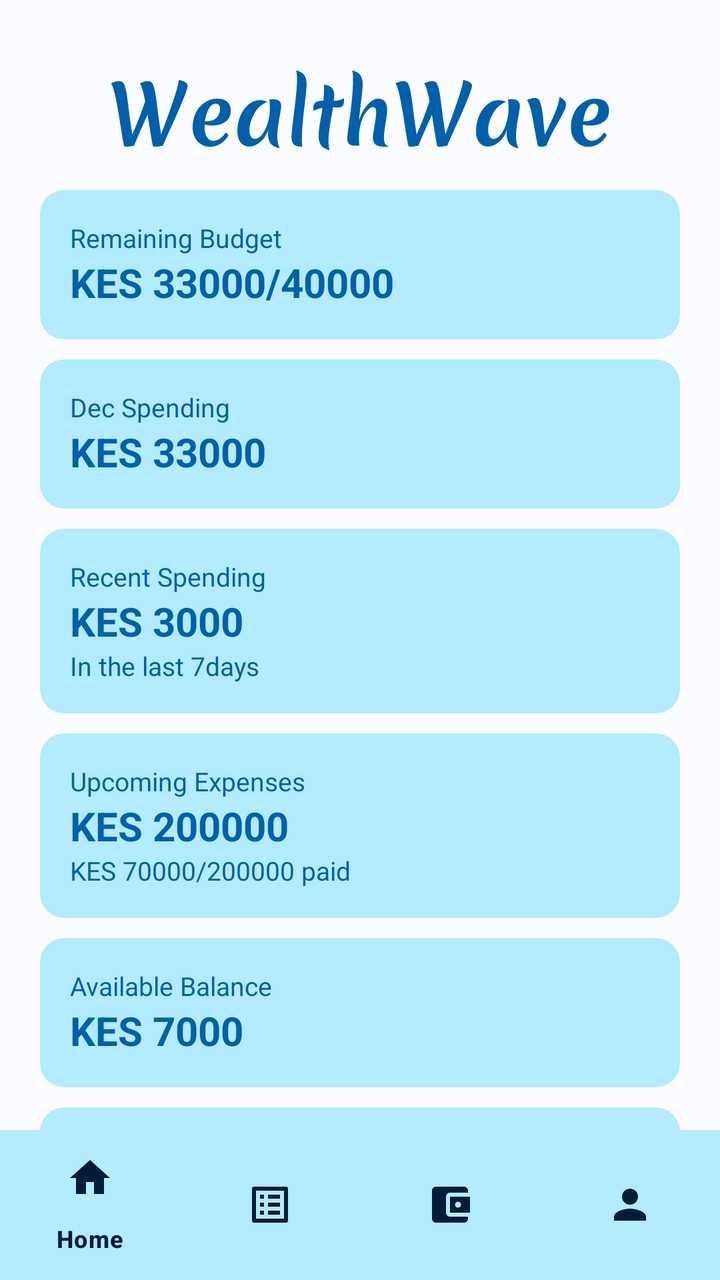
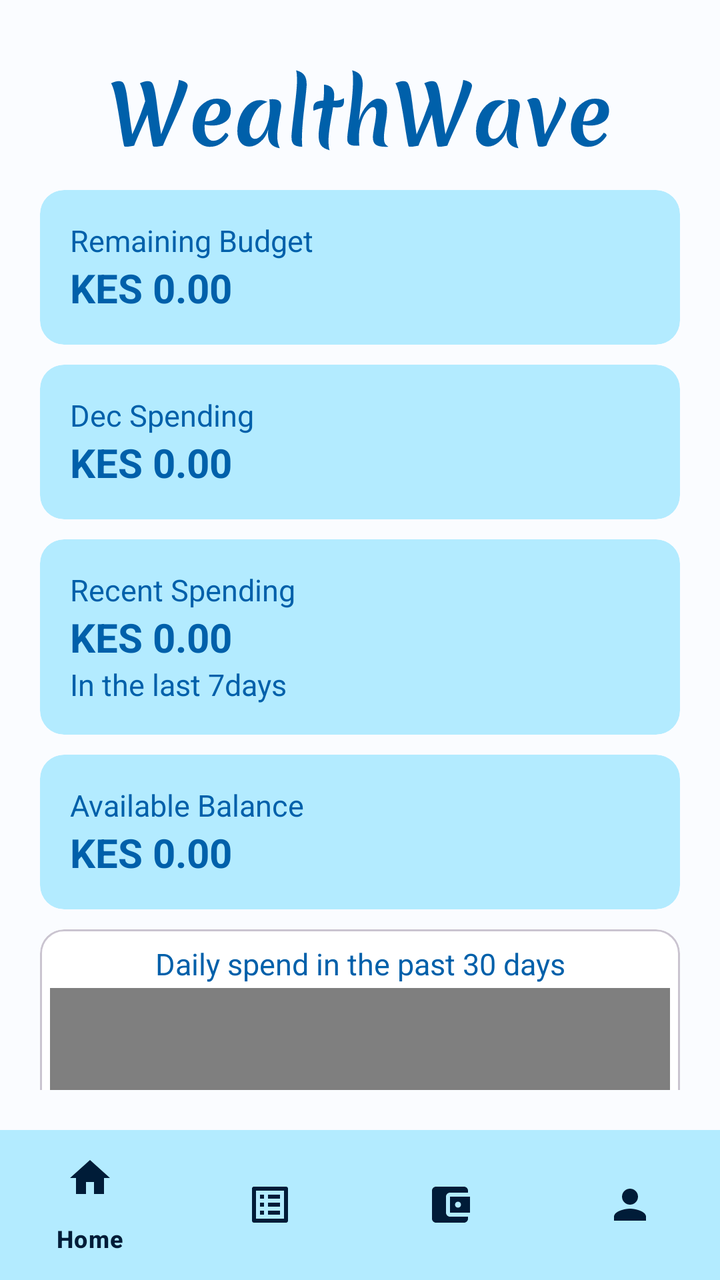

Compare the two renders of this Android layout. The source of the first and the diff that turns it into the second are given below.
<!-- AndroidManifest.xml: application theme AppTheme -->
<!-- res/layout/activity_dashboard.xml -->
<?xml version="1.0" encoding="utf-8"?>
<LinearLayout xmlns:android="http://schemas.android.com/apk/res/android"
    xmlns:app="http://schemas.android.com/apk/res-auto"
    xmlns:tools="http://schemas.android.com/tools"
    android:layout_width="match_parent"
    android:layout_height="match_parent"
    android:background="@color/md_theme_light_background"
    android:orientation="vertical"
    tools:context=".DashboardActivity">
    <ScrollView
        android:layout_width="match_parent"
        android:layout_height="0dp"
        android:scrollbars="none"
        android:layout_weight="1">
    <LinearLayout
        android:id="@+id/content"
        android:layout_width="match_parent"
        android:layout_height="0dp"
        android:padding="20dp"
        android:isScrollContainer="true"
        android:orientation="vertical">
        <RelativeLayout
            android:layout_width="match_parent"
            android:layout_height="wrap_content">
            <ImageView
                android:layout_width="250dp"
                android:layout_height="70dp"
                android:layout_centerInParent="true"
                android:src="@drawable/wealthwave_logo"
                android:contentDescription="@string/app_name" />
        </RelativeLayout>
        <com.google.android.material.card.MaterialCardView
            style="@style/Widget.Material3.CardView.Filled"
            android:layout_width="match_parent"
            android:layout_height="wrap_content"
            android:layout_marginVertical="5dp"
            android:backgroundTint="@color/md_theme_light_secondaryContainer">
            <RelativeLayout
                android:layout_width="match_parent"
                android:layout_height="wrap_content"
                android:padding="15dp"
                >
                <TextView
                    android:id="@+id/amount_text"
                    android:layout_width="match_parent"
                    android:layout_height="wrap_content"
                    android:layout_alignParentStart="true"
                    android:text="Remaining Budget"
                    android:textSize="13sp"
                    android:textColor="@color/md_theme_light_primary"/>
                <TextView
                    android:id="@+id/amount"
                    android:layout_width="match_parent"
                    android:layout_height="wrap_content"
                    android:layout_alignParentStart="true"
                    android:layout_below="@+id/amount_text"
                    android:text="KES 33000/40000"
                    android:textSize="20sp"
                    android:textStyle="bold"
                    android:textColor="@color/md_theme_light_primary"/>
            </RelativeLayout>
        </com.google.android.material.card.MaterialCardView>
        <com.google.android.material.card.MaterialCardView
            style="@style/Widget.Material3.CardView.Filled"
            android:layout_width="match_parent"
            android:layout_height="wrap_content"
            android:layout_marginVertical="5dp"
            android:backgroundTint="@color/md_theme_light_secondaryContainer"
            >
            <RelativeLayout
                android:layout_width="match_parent"
                android:layout_height="wrap_content"
                android:padding="15dp">
                <TextView
                    android:id="@+id/spend_text"
                    android:layout_width="match_parent"
                    android:layout_height="wrap_content"
                    android:layout_alignParentStart="true"
                    android:text="Dec Spending"
                    android:textSize="13sp"
                    android:textColor="@color/md_theme_light_primary"/>
                <TextView
                    android:id="@+id/amount_spent"
                    android:layout_width="match_parent"
                    android:layout_height="wrap_content"
                    android:layout_alignParentStart="true"
                    android:layout_below="@+id/spend_text"
                    android:text="KES 33000"
                    android:textSize="20sp"
                    android:textStyle="bold"
                    android:textColor="@color/md_theme_light_primary"/>
            </RelativeLayout>
        </com.google.android.material.card.MaterialCardView>
        <com.google.android.material.card.MaterialCardView
            style="@style/Widget.Material3.CardView.Filled"
            android:layout_width="match_parent"
            android:layout_height="wrap_content"
            android:layout_marginVertical="5dp"
            android:backgroundTint="@color/md_theme_light_secondaryContainer">
            <RelativeLayout
                android:layout_width="match_parent"
                android:layout_height="wrap_content"
                android:padding="15dp">
                <TextView
                    android:id="@+id/recent_spend_text"
                    android:layout_width="match_parent"
                    android:layout_height="wrap_content"
                    android:layout_alignParentStart="true"
                    android:text="Recent Spending"
                    android:textSize="13sp"
                    android:textColor="@color/md_theme_light_primary"/>
                <TextView
                    android:id="@+id/recent_spend_amount"
                    android:layout_width="match_parent"
                    android:layout_height="wrap_content"
                    android:layout_alignParentStart="true"
                    android:layout_below="@+id/recent_spend_text"
                    android:text="KES 3000"
                    android:textSize="20sp"
                    android:textStyle="bold"
                    android:textColor="@color/md_theme_light_primary"/>
                <TextView
                    android:id="@+id/time_in_days"
                    android:layout_width="match_parent"
                    android:layout_height="wrap_content"
                    android:layout_alignParentStart="true"
                    android:layout_below="@+id/recent_spend_amount"
                    android:text="In the last 7days"
                    android:textSize="13sp"
                    android:textColor="@color/md_theme_light_primary"/>
            </RelativeLayout>
        </com.google.android.material.card.MaterialCardView>
        <com.google.android.material.card.MaterialCardView
            style="@style/Widget.Material3.CardView.Filled"
            android:layout_width="match_parent"
            android:layout_height="wrap_content"
            android:layout_marginVertical="5dp"
            android:backgroundTint="@color/md_theme_light_secondaryContainer">
            <RelativeLayout
                android:layout_width="match_parent"
                android:layout_height="wrap_content"
                android:padding="15dp">
                <TextView
                    android:id="@+id/expense_label"
                    android:layout_width="match_parent"
                    android:layout_height="wrap_content"
                    android:layout_alignParentStart="true"
                    android:text="Upcoming Expenses"
                    android:textColor="@color/md_theme_light_primary"
                    android:textSize="13sp"/>
                <TextView
                    android:id="@+id/expense_amount"
                    android:layout_width="match_parent"
                    android:layout_height="wrap_content"
                    android:layout_alignParentStart="true"
                    android:layout_below="@id/expense_label"
                    android:text="KES 200000"
                    android:textSize="20sp"
                    android:textStyle="bold"
                    android:textColor="@color/md_theme_light_primary"
                    />
                <TextView
                    android:layout_width="match_parent"
                    android:layout_height="wrap_content"
                    android:layout_alignParentStart="true"
                    android:layout_below="@+id/expense_amount"
                    android:text="KES 70000/200000 paid"
                    android:textSize="13sp"
                    android:textColor="@color/md_theme_light_primary"/>
            </RelativeLayout>
        </com.google.android.material.card.MaterialCardView>
        <com.google.android.material.card.MaterialCardView
            style="@style/Widget.Material3.CardView.Filled"
            android:layout_width="match_parent"
            android:layout_height="wrap_content"
            android:layout_marginVertical="5dp"
            android:backgroundTint="@color/md_theme_light_secondaryContainer">
            <RelativeLayout
                android:layout_width="match_parent"
                android:layout_height="wrap_content"
                android:padding="15dp">
                <TextView
                    android:id="@+id/balance_label"
                    android:layout_width="match_parent"
                    android:layout_height="wrap_content"
                    android:layout_alignParentStart="true"
                    android:text="Available Balance"
                    android:textSize="13sp"
                    android:textColor="@color/md_theme_light_primary"/>
                <TextView
                    android:id="@+id/balance_amount"
                    android:layout_width="match_parent"
                    android:layout_height="wrap_content"
                    android:layout_alignParentStart="true"
                    android:layout_below="@+id/balance_label"
                    android:text="KES 7000"
                    android:textSize="20sp"
                    android:textStyle="bold"
                    android:textColor="@color/md_theme_light_primary"/>
            </RelativeLayout>
        </com.google.android.material.card.MaterialCardView>
        <com.google.android.material.card.MaterialCardView
            style="@style/Widget.Material3.CardView.Filled"
            android:layout_width="match_parent"
            android:layout_height="wrap_content"
            android:layout_marginVertical="5dp"
            android:backgroundTint="@color/md_theme_light_secondaryContainer">
            <RelativeLayout
                android:layout_width="match_parent"
                android:layout_height="wrap_content"
                android:padding="15dp">
                <TextView
                    android:id="@+id/cash_flow_label"
                    android:layout_width="match_parent"
                    android:layout_height="wrap_content"
                    android:layout_alignParentStart="true"
                    android:text="Recent Spending"
                    android:textSize="13sp"
                    android:textColor="@color/md_theme_light_primary"/>
                <RelativeLayout
                    android:id="@+id/cash_flow_layout"
                    android:layout_width="match_parent"
                    android:layout_height="wrap_content"
                    android:layout_below="@+id/cash_flow_label">
                    <TextView
                        android:id="@+id/cash_flow_symbol"
                        android:layout_width="wrap_content"
                        android:layout_height="wrap_content"
                        android:layout_marginEnd="5dp"
                        android:layout_alignParentStart="true"
                        android:text="+"
                        android:textSize="20sp"
                        android:textStyle="bold"
                        android:textColor="@color/md_theme_light_primary"/>
                    <TextView
                        android:id="@+id/cash_flow_amount"
                        android:layout_width="wrap_content"
                        android:layout_height="wrap_content"
                        android:layout_toEndOf="@+id/cash_flow_symbol"
                        android:text="KES 30000"
                        android:textSize="20sp"
                        android:textStyle="bold"
                        android:textColor="@color/md_theme_light_primary"/>
                </RelativeLayout>
                <TextView
                    android:id="@+id/income_cash_flow"
                    android:layout_width="match_parent"
                    android:layout_height="wrap_content"
                    android:layout_alignParentStart="true"
                    android:layout_below="@+id/cash_flow_layout"
                    android:text="@string/income_text"
                    android:textSize="13sp"
                    android:textColor="@color/md_theme_light_primary"/>
            </RelativeLayout>
        </com.google.android.material.card.MaterialCardView>
    </LinearLayout>
    </ScrollView>
    <com.google.android.material.bottomnavigation.BottomNavigationView
        android:id="@+id/bottom_navigation"
        android:layout_width="match_parent"
        android:layout_height="75dp"
        android:background="@color/md_theme_light_secondaryContainer"
        android:elevation="0dp"
        app:itemIconTint="@color/md_theme_light_onPrimaryContainer"
        app:itemTextColor="@color/md_theme_light_onPrimaryContainer"
        android:layout_gravity="bottom"
        app:menu="@menu/bottom_nav_menu"/>
</LinearLayout>
<!-- resources referenced by this layout -->
<resources>
  <color name="md_theme_light_background">#FAFCFF</color>
  <color name="md_theme_light_onPrimaryContainer">#001C38</color>
  <color name="md_theme_light_primary">#0060AA</color>
  <color name="md_theme_light_secondaryContainer">#B3EBFF</color>
  <string name="app_name">WealthWave</string>
  <string name="income_text">Income KES 200000.00</string>
  <color name="md_theme_light_onPrimary">#FFFFFF</color>
  <color name="md_theme_light_primaryContainer">#D3E4FF</color>
  <color name="md_theme_light_secondary">#00677D</color>
  <color name="md_theme_light_onSecondary">#FFFFFF</color>
  <color name="md_theme_light_onSecondaryContainer">#001F27</color>
  <color name="md_theme_light_tertiary">#00639A</color>
  <color name="md_theme_light_onTertiary">#FFFFFF</color>
  <color name="md_theme_light_tertiaryContainer">#CEE5FF</color>
  <color name="md_theme_light_onTertiaryContainer">#001D32</color>
  <color name="md_theme_light_error">#BA1A1A</color>
  <color name="md_theme_light_errorContainer">#FFDAD6</color>
  <color name="md_theme_light_onError">#FFFFFF</color>
  <color name="md_theme_light_onErrorContainer">#410002</color>
  <color name="md_theme_light_onBackground">#001F2A</color>
  <color name="md_theme_light_surface">#FAFCFF</color>
  <color name="md_theme_light_onSurface">#001F2A</color>
  <color name="md_theme_light_surfaceVariant">#DFE2EB</color>
  <color name="md_theme_light_onSurfaceVariant">#43474E</color>
  <color name="md_theme_light_outline">#73777F</color>
  <color name="md_theme_light_inverseOnSurface">#E1F4FF</color>
  <color name="md_theme_light_inverseSurface">#003547</color>
  <color name="md_theme_light_inversePrimary">#A2C9FF</color>
  <!-- unchanged entries left out for length: 2 -->
</resources>

<!-- the commit's change to res/layout/activity_dashboard.xml (unified diff, before → after) -->
@@ -7,262 +7,304 @@
     android:background="@color/md_theme_light_background"
     android:orientation="vertical"
     tools:context=".DashboardActivity">
-    <ScrollView
-        android:layout_width="match_parent"
-        android:layout_height="0dp"
-        android:scrollbars="none"
-        android:layout_weight="1">
+
     <LinearLayout
         android:id="@+id/content"
         android:layout_width="match_parent"
         android:layout_height="0dp"
-        android:padding="20dp"
+        android:layout_weight="1"
         android:isScrollContainer="true"
-        android:orientation="vertical">
+        android:orientation="vertical"
+        android:padding="20dp">
+
         <RelativeLayout
             android:layout_width="match_parent"
             android:layout_height="wrap_content">
+
             <ImageView
                 android:layout_width="250dp"
                 android:layout_height="70dp"
                 android:layout_centerInParent="true"
-                android:src="@drawable/wealthwave_logo"
-                android:contentDescription="@string/app_name" />
+                android:contentDescription="@string/app_name"
+                android:src="@drawable/wealthwave_logo" />
         </RelativeLayout>
+
         <com.google.android.material.card.MaterialCardView
             style="@style/Widget.Material3.CardView.Filled"
             android:layout_width="match_parent"
             android:layout_height="wrap_content"
             android:layout_marginVertical="5dp"
             android:backgroundTint="@color/md_theme_light_secondaryContainer">
-            <RelativeLayout
-                android:layout_width="match_parent"
-                android:layout_height="wrap_content"
-                android:padding="15dp"
-                >
-                <TextView
-                    android:id="@+id/amount_text"
-                    android:layout_width="match_parent"
-                    android:layout_height="wrap_content"
-                    android:layout_alignParentStart="true"
-                    android:text="Remaining Budget"
-                    android:textSize="13sp"
-                    android:textColor="@color/md_theme_light_primary"/>
-                <TextView
-                    android:id="@+id/amount"
-                    android:layout_width="match_parent"
-                    android:layout_height="wrap_content"
-                    android:layout_alignParentStart="true"
-                    android:layout_below="@+id/amount_text"
-                    android:text="KES 33000/40000"
-                    android:textSize="20sp"
-                    android:textStyle="bold"
-                    android:textColor="@color/md_theme_light_primary"/>
-            </RelativeLayout>
-        </com.google.android.material.card.MaterialCardView>
-        <com.google.android.material.card.MaterialCardView
-            style="@style/Widget.Material3.CardView.Filled"
-            android:layout_width="match_parent"
-            android:layout_height="wrap_content"
-            android:layout_marginVertical="5dp"
-            android:backgroundTint="@color/md_theme_light_secondaryContainer"
-            >
+
             <RelativeLayout
                 android:layout_width="match_parent"
                 android:layout_height="wrap_content"
                 android:padding="15dp">
-                <TextView
-                    android:id="@+id/spend_text"
-                    android:layout_width="match_parent"
-                    android:layout_height="wrap_content"
-                    android:layout_alignParentStart="true"
-                    android:text="Dec Spending"
-                    android:textSize="13sp"
-                    android:textColor="@color/md_theme_light_primary"/>
-                <TextView
-                    android:id="@+id/amount_spent"
-                    android:layout_width="match_parent"
-                    android:layout_height="wrap_content"
-                    android:layout_alignParentStart="true"
-                    android:layout_below="@+id/spend_text"
-                    android:text="KES 33000"
+
+                <TextView
+                    android:id="@+id/amount_text"
+                    android:layout_width="match_parent"
+                    android:layout_height="wrap_content"
+                    android:layout_alignParentStart="true"
+                    android:text="Remaining Budget"
+                    android:textColor="@color/md_theme_light_primary"
+                    android:textSize="15sp" />
+
+                <TextView
+                    android:id="@+id/amount"
+                    android:layout_width="match_parent"
+                    android:layout_height="wrap_content"
+                    android:layout_below="@+id/amount_text"
+                    android:layout_alignParentStart="true"
+                    android:text="@string/zero_amt"
+                    android:textColor="@color/md_theme_light_primary"
                     android:textSize="20sp"
-                    android:textStyle="bold"
-                    android:textColor="@color/md_theme_light_primary"/>
+                    android:textStyle="bold" />
             </RelativeLayout>
         </com.google.android.material.card.MaterialCardView>
+
         <com.google.android.material.card.MaterialCardView
             style="@style/Widget.Material3.CardView.Filled"
             android:layout_width="match_parent"
             android:layout_height="wrap_content"
             android:layout_marginVertical="5dp"
             android:backgroundTint="@color/md_theme_light_secondaryContainer">
+
             <RelativeLayout
                 android:layout_width="match_parent"
                 android:layout_height="wrap_content"
                 android:padding="15dp">
-                <TextView
-                    android:id="@+id/recent_spend_text"
-                    android:layout_width="match_parent"
-                    android:layout_height="wrap_content"
-                    android:layout_alignParentStart="true"
-                    android:text="Recent Spending"
-                    android:textSize="13sp"
-                    android:textColor="@color/md_theme_light_primary"/>
-                <TextView
-                    android:id="@+id/recent_spend_amount"
-                    android:layout_width="match_parent"
-                    android:layout_height="wrap_content"
-                    android:layout_alignParentStart="true"
-                    android:layout_below="@+id/recent_spend_text"
-                    android:text="KES 3000"
+
+                <TextView
+                    android:id="@+id/spend_text"
+                    android:layout_width="match_parent"
+                    android:layout_height="wrap_content"
+                    android:layout_alignParentStart="true"
+                    android:text="Dec Spending"
+                    android:textColor="@color/md_theme_light_primary"
+                    android:textSize="15sp" />
+
+                <TextView
+                    android:id="@+id/amount_spent"
+                    android:layout_width="match_parent"
+                    android:layout_height="wrap_content"
+                    android:layout_below="@+id/spend_text"
+                    android:layout_alignParentStart="true"
+                    android:text="@string/zero_amt"
+                    android:textColor="@color/md_theme_light_primary"
                     android:textSize="20sp"
-                    android:textStyle="bold"
-                    android:textColor="@color/md_theme_light_primary"/>
-                <TextView
-                    android:id="@+id/time_in_days"
-                    android:layout_width="match_parent"
-                    android:layout_height="wrap_content"
-                    android:layout_alignParentStart="true"
-                    android:layout_below="@+id/recent_spend_amount"
-                    android:text="In the last 7days"
-                    android:textSize="13sp"
-                    android:textColor="@color/md_theme_light_primary"/>
+                    android:textStyle="bold" />
             </RelativeLayout>
         </com.google.android.material.card.MaterialCardView>
+
         <com.google.android.material.card.MaterialCardView
             style="@style/Widget.Material3.CardView.Filled"
             android:layout_width="match_parent"
             android:layout_height="wrap_content"
             android:layout_marginVertical="5dp"
             android:backgroundTint="@color/md_theme_light_secondaryContainer">
+
             <RelativeLayout
                 android:layout_width="match_parent"
                 android:layout_height="wrap_content"
                 android:padding="15dp">
-                <TextView
-                    android:id="@+id/expense_label"
-                    android:layout_width="match_parent"
-                    android:layout_height="wrap_content"
-                    android:layout_alignParentStart="true"
-                    android:text="Upcoming Expenses"
-                    android:textColor="@color/md_theme_light_primary"
-                    android:textSize="13sp"/>
-                <TextView
-                    android:id="@+id/expense_amount"
-                    android:layout_width="match_parent"
-                    android:layout_height="wrap_content"
-                    android:layout_alignParentStart="true"
-                    android:layout_below="@id/expense_label"
-                    android:text="KES 200000"
+
+                <TextView
+                    android:id="@+id/recent_spend_text"
+                    android:layout_width="match_parent"
+                    android:layout_height="wrap_content"
+                    android:layout_alignParentStart="true"
+                    android:text="Recent Spending"
+                    android:textColor="@color/md_theme_light_primary"
+                    android:textSize="15sp" />
+
+                <TextView
+                    android:id="@+id/recent_spend_amount"
+                    android:layout_width="match_parent"
+                    android:layout_height="wrap_content"
+                    android:layout_below="@+id/recent_spend_text"
+                    android:layout_alignParentStart="true"
+                    android:text="@string/zero_amt"
+                    android:textColor="@color/md_theme_light_primary"
                     android:textSize="20sp"
-                    android:textStyle="bold"
-                    android:textColor="@color/md_theme_light_primary"
-                    />
-                <TextView
-                    android:layout_width="match_parent"
-                    android:layout_height="wrap_content"
-                    android:layout_alignParentStart="true"
-                    android:layout_below="@+id/expense_amount"
-                    android:text="KES 70000/200000 paid"
-                    android:textSize="13sp"
-                    android:textColor="@color/md_theme_light_primary"/>
+                    android:textStyle="bold" />
+
+                <TextView
+                    android:id="@+id/time_in_days"
+                    android:layout_width="match_parent"
+                    android:layout_height="wrap_content"
+                    android:layout_below="@+id/recent_spend_amount"
+                    android:layout_alignParentStart="true"
+                    android:text="In the last 7days"
+                    android:textColor="@color/md_theme_light_primary"
+                    android:textSize="15sp" />
             </RelativeLayout>
         </com.google.android.material.card.MaterialCardView>
+        
+        
+        
+        
+        
+        
+        
+        
+        
+        
+        
+        
+        
+        
+        
+        
+        
+        
+        
+        
+        
+        
+        
+        
+        
+        
+        
+        
+        
+        
+        
+        
+        
+        
+        
+        
+        
+        
+        
         <com.google.android.material.card.MaterialCardView
             style="@style/Widget.Material3.CardView.Filled"
             android:layout_width="match_parent"
             android:layout_height="wrap_content"
             android:layout_marginVertical="5dp"
             android:backgroundTint="@color/md_theme_light_secondaryContainer">
+
             <RelativeLayout
                 android:layout_width="match_parent"
                 android:layout_height="wrap_content"
                 android:padding="15dp">
+
                 <TextView
                     android:id="@+id/balance_label"
                     android:layout_width="match_parent"
                     android:layout_height="wrap_content"
                     android:layout_alignParentStart="true"
                     android:text="Available Balance"
-                    android:textSize="13sp"
-                    android:textColor="@color/md_theme_light_primary"/>
+                    android:textColor="@color/md_theme_light_primary"
+                    android:textSize="15sp" />
+
                 <TextView
                     android:id="@+id/balance_amount"
                     android:layout_width="match_parent"
                     android:layout_height="wrap_content"
-                    android:layout_alignParentStart="true"
                     android:layout_below="@+id/balance_label"
-                    android:text="KES 7000"
+                    android:layout_alignParentStart="true"
+                    android:text="@string/zero_amt"
+                    android:textColor="@color/md_theme_light_primary"
                     android:textSize="20sp"
-                    android:textStyle="bold"
-                    android:textColor="@color/md_theme_light_primary"/>
+                    android:textStyle="bold" />
             </RelativeLayout>
         </com.google.android.material.card.MaterialCardView>
-        <com.google.android.material.card.MaterialCardView
-            style="@style/Widget.Material3.CardView.Filled"
-            android:layout_width="match_parent"
-            android:layout_height="wrap_content"
-            android:layout_marginVertical="5dp"
-            android:backgroundTint="@color/md_theme_light_secondaryContainer">
-            <RelativeLayout
-                android:layout_width="match_parent"
-                android:layout_height="wrap_content"
-                android:padding="15dp">
-                <TextView
-                    android:id="@+id/cash_flow_label"
-                    android:layout_width="match_parent"
-                    android:layout_height="wrap_content"
-                    android:layout_alignParentStart="true"
-                    android:text="Recent Spending"
-                    android:textSize="13sp"
-                    android:textColor="@color/md_theme_light_primary"/>
-                <RelativeLayout
-                    android:id="@+id/cash_flow_layout"
-                    android:layout_width="match_parent"
-                    android:layout_height="wrap_content"
-                    android:layout_below="@+id/cash_flow_label">
-                    <TextView
-                        android:id="@+id/cash_flow_symbol"
-                        android:layout_width="wrap_content"
-                        android:layout_height="wrap_content"
-                        android:layout_marginEnd="5dp"
-                        android:layout_alignParentStart="true"
-                        android:text="+"
-                        android:textSize="20sp"
-                        android:textStyle="bold"
-                        android:textColor="@color/md_theme_light_primary"/>
-                    <TextView
-                        android:id="@+id/cash_flow_amount"
-                        android:layout_width="wrap_content"
-                        android:layout_height="wrap_content"
-                        android:layout_toEndOf="@+id/cash_flow_symbol"
-                        android:text="KES 30000"
-                        android:textSize="20sp"
-                        android:textStyle="bold"
-                        android:textColor="@color/md_theme_light_primary"/>
-                </RelativeLayout>
-                <TextView
-                    android:id="@+id/income_cash_flow"
-                    android:layout_width="match_parent"
-                    android:layout_height="wrap_content"
-                    android:layout_alignParentStart="true"
-                    android:layout_below="@+id/cash_flow_layout"
-                    android:text="@string/income_text"
-                    android:textSize="13sp"
-                    android:textColor="@color/md_theme_light_primary"/>
-            </RelativeLayout>
+        
+        
+        
+        
+        
+        
+        
+        
+        
+        
+        
+        
+        
+        
+        
+        
+        
+        
+        
+        
+        
+        
+        
+        
+        
+        
+        
+        
+        
+        
+        
+        
+        
+        
+        
+        
+        
+        
+        
+        
+        
+        
+        
+        
+        
+        
+        
+        
+        
+        
+        
+        
+        
+        
+        <com.google.android.material.card.MaterialCardView
+            style="@style/Widget.Material3.CardView.Outlined"
+            android:layout_width="match_parent"
+            android:layout_height="350dp"
+            android:layout_marginVertical="5dp"
+            android:backgroundTint="@color/md_theme_light_onPrimary">
+
+            <LinearLayout
+                android:layout_width="match_parent"
+                android:layout_height="match_parent"
+                android:orientation="vertical"
+                android:padding="5dp">
+
+                <TextView
+                    android:id="@+id/cash_flow_amount"
+                    android:layout_width="match_parent"
+                    android:layout_height="wrap_content"
+                    android:layout_marginVertical="2dp"
+                    android:textAlignment="center"
+                    android:text="Daily spend in the past 30 days"
+                    android:textColor="@color/md_theme_light_primary"
+                    android:textSize="15sp" />
+
+                <com.github.mikephil.charting.charts.BarChart
+                    android:id="@+id/bar_chart"
+                    android:layout_width="match_parent"
+                    android:layout_height="match_parent" />
+            </LinearLayout>
         </com.google.android.material.card.MaterialCardView>
     </LinearLayout>
-    </ScrollView>
+
     <com.google.android.material.bottomnavigation.BottomNavigationView
         android:id="@+id/bottom_navigation"
         android:layout_width="match_parent"
         android:layout_height="75dp"
+        android:layout_gravity="bottom"
         android:background="@color/md_theme_light_secondaryContainer"
         android:elevation="0dp"
         app:itemIconTint="@color/md_theme_light_onPrimaryContainer"
         app:itemTextColor="@color/md_theme_light_onPrimaryContainer"
-        android:layout_gravity="bottom"
-        app:menu="@menu/bottom_nav_menu"/>
+        app:menu="@menu/bottom_nav_menu" />
 </LinearLayout>
<!-- resource entries referenced after the edit -->
@@ -5,7 +5,7 @@
   <color name="md_theme_light_primary">#0060AA</color>
   <color name="md_theme_light_secondaryContainer">#B3EBFF</color>
   <string name="app_name">WealthWave</string>
-  <string name="income_text">Income KES 200000.00</string>
+  <string name="zero_amt">KES 0.00</string>
   <color name="md_theme_light_onPrimary">#FFFFFF</color>
   <color name="md_theme_light_primaryContainer">#D3E4FF</color>
   <color name="md_theme_light_secondary">#00677D</color>
